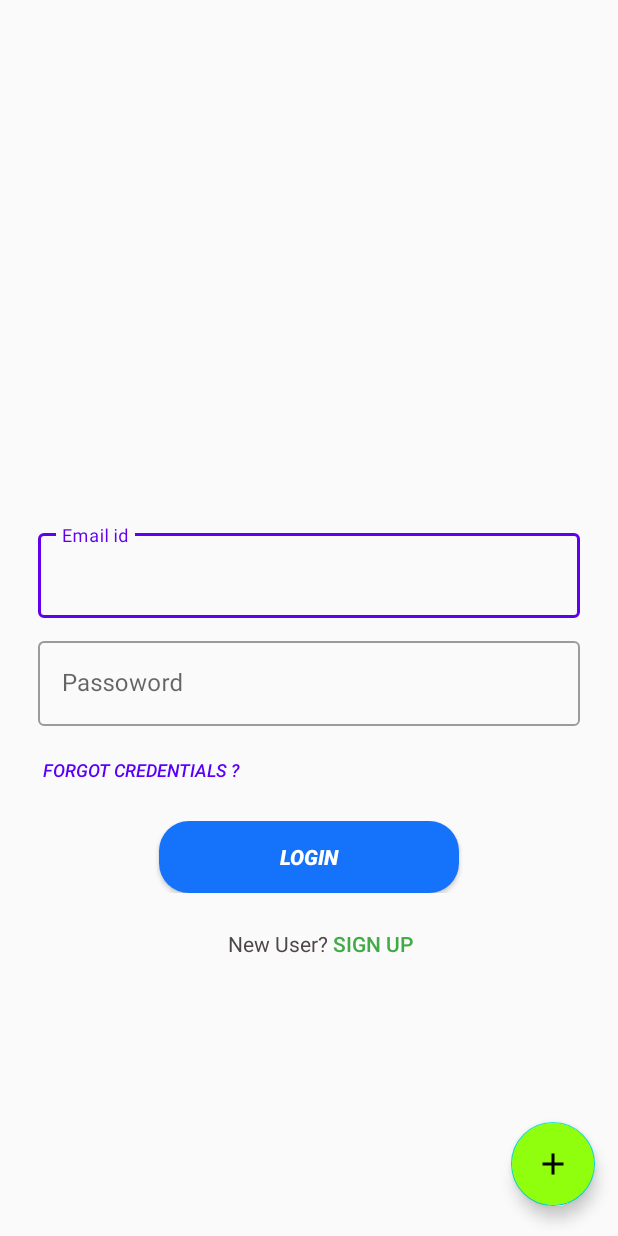
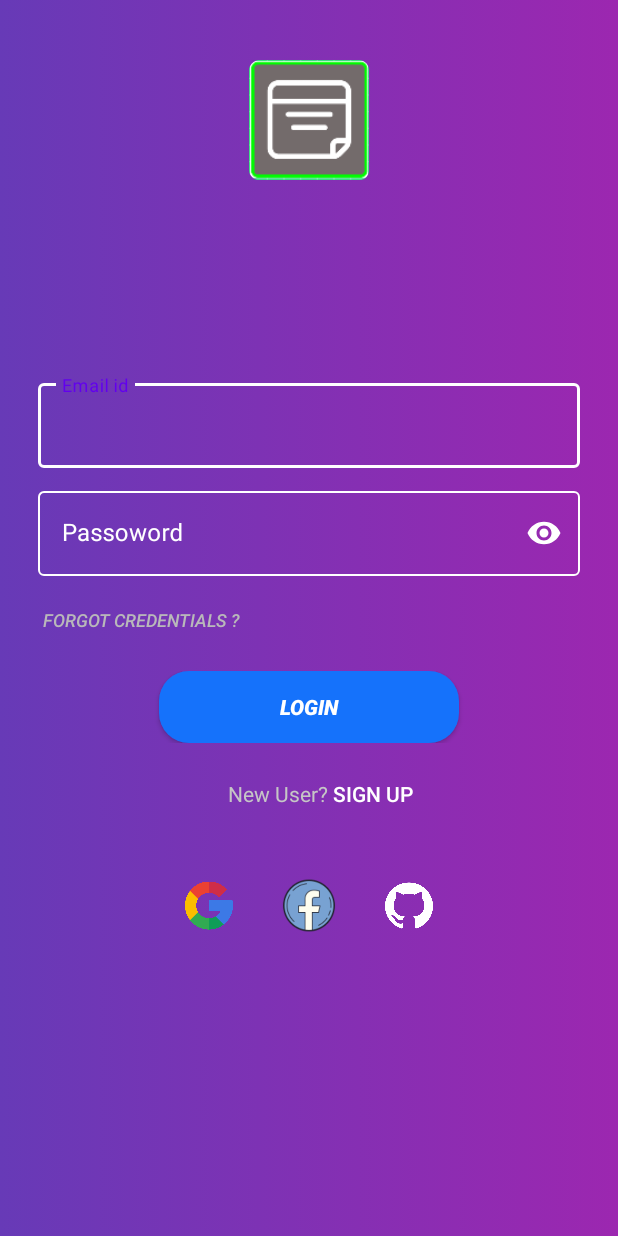
Before and after one commit to Thundersharp-in/CAdmin, an Android app: the screen it shows after launch (Login_reg), on a phone screen of 412 x 824 dp. Run offline under Robolectric (Android 15) with nearby library versions, the phone set to English and light mode, and no system bars; our stand-ins replace Firebase (no records; nobody signed in at launch, a user with empty details on screens opened directly).

Commit message:
login transitions

```diff
--- a/app/src/main/java/com/thundersharp/cadmin/ui/fragment/loginFragment.java
+++ b/app/src/main/java/com/thundersharp/cadmin/ui/fragment/loginFragment.java
@@ -1,11 +1,16 @@
 package com.thundersharp.cadmin.ui.fragment;
 
 import android.content.Context;
+import android.graphics.drawable.AnimationDrawable;
 import android.os.Bundle;
 import android.util.Log;
 import android.view.LayoutInflater;
 import android.view.View;
 import android.view.ViewGroup;
+import android.view.animation.Animation;
+import android.view.animation.AnimationUtils;
+import android.widget.FrameLayout;
+import android.widget.RelativeLayout;
 import android.widget.Toast;
 
 import androidx.annotation.NonNull;
@@ -17,6 +22,7 @@ import com.google.android.gms.tasks.OnCompleteListener;
 import com.google.android.gms.tasks.OnFailureListener;
 import com.google.android.gms.tasks.OnSuccessListener;
 import com.google.android.gms.tasks.Task;
+import com.google.android.material.floatingactionbutton.FloatingActionButton;
 import com.google.firebase.auth.AuthCredential;
 import com.google.firebase.auth.AuthResult;
 import com.google.firebase.auth.FacebookAuthProvider;
@@ -29,6 +35,7 @@ import java.util.concurrent.Executor;
 
 
 public class loginFragment extends Fragment {
+
     public String email;
     public String password;
     private static final String TAG="FacebookLogin";
@@ -38,14 +45,24 @@ public class loginFragment extends Fragment {
     OAuthProvider.Builder provider;
     OAuthProvider.Builder provider1;
     private AccessToken token;
+    RelativeLayout relativeLayout;
+    Animation show_fab_1,hide_fab_1;
+    AnimationDrawable animationDrawable;
 
     @Override
     public View onCreateView(LayoutInflater inflater, ViewGroup container,
                              Bundle savedInstanceState) {
         // Inflate the layout for this fragment
         View view = inflater.inflate(R.layout.fragment_login, container, false);
+        relativeLayout = view.findViewById(R.id.rellogin);
+        animationDrawable =(AnimationDrawable)relativeLayout.getBackground();
+        animationDrawable.setEnterFadeDuration(5000);
+        animationDrawable.setExitFadeDuration(2000);
 
         fAuth=FirebaseAuth.getInstance();
+
+        show_fab_1 = AnimationUtils.loadAnimation(getActivity(),R.anim.fab1_show);
+        hide_fab_1 = AnimationUtils.loadAnimation(getActivity(),R.anim.fab1_hide);
         GoogleSignInOptions gso = new GoogleSignInOptions.Builder(GoogleSignInOptions.DEFAULT_SIGN_IN)
                 .requestIdToken(getString(R.string.default_web_client_id))
                 .requestEmail()
@@ -126,4 +143,10 @@ public class loginFragment extends Fragment {
             }
         });
     }
+
+    @Override
+    public void onResume() {
+        super.onResume();
+        animationDrawable.start();
+    }
 }
--- /dev/null
+++ b/app/src/main/res/drawable/animation_list.xml
@@ -0,0 +1,13 @@
+<?xml version="1.0" encoding="utf-8"?>
+<animation-list xmlns:android="http://schemas.android.com/apk/res/android">
+    <item
+        android:drawable="@drawable/gradiant3"
+        android:duration="6000" />
+
+    <item
+        android:drawable="@drawable/gradiant1"
+        android:duration="6000" />
+    <item
+        android:drawable="@drawable/gradiant2"
+        android:duration="6000" />
+</animation-list>
--- /dev/null
+++ b/app/src/main/res/drawable/gradiant1.xml
@@ -0,0 +1,7 @@
+<?xml version="1.0" encoding="utf-8"?>
+<shape xmlns:android="http://schemas.android.com/apk/res/android">
+    <gradient
+        android:startColor="@color/deep_purple_500"
+        android:endColor="@color/purple_500"
+        android:angle="0"/>
+</shape>
--- /dev/null
+++ b/app/src/main/res/drawable/gradiant2.xml
@@ -0,0 +1,7 @@
+<?xml version="1.0" encoding="utf-8"?>
+<shape xmlns:android="http://schemas.android.com/apk/res/android">
+    <gradient
+        android:startColor="@color/deep_orange_500"
+        android:endColor="@color/orange_500"
+        android:angle="0"/>
+</shape>
--- /dev/null
+++ b/app/src/main/res/drawable/gradiant3.xml
@@ -0,0 +1,7 @@
+<?xml version="1.0" encoding="utf-8"?>
+<shape xmlns:android="http://schemas.android.com/apk/res/android">
+    <gradient
+        android:startColor="@color/BLack"
+        android:endColor="@color/blue_grey_900"
+        android:angle="0"/>
+</shape>
--- /dev/null
+++ b/app/src/main/res/drawable/login_gead.xml
@@ -0,0 +1,8 @@
+<?xml version="1.0" encoding="utf-8"?>
+<shape android:shape="rectangle"
+    xmlns:android="http://schemas.android.com/apk/res/android">
+
+    <gradient android:endColor="@color/blue_grey_700"
+        android:startColor="@color/blue_grey_900"/>
+
+</shape>
--- a/app/src/main/res/layout/activity_startup.xml
+++ b/app/src/main/res/layout/activity_startup.xml
@@ -1,9 +1,12 @@
 <?xml version="1.0" encoding="utf-8"?>
-<androidx.constraintlayout.widget.ConstraintLayout xmlns:android="http://schemas.android.com/apk/res/android"
+<RelativeLayout
+    xmlns:android="http://schemas.android.com/apk/res/android"
     xmlns:app="http://schemas.android.com/apk/res-auto"
     xmlns:tools="http://schemas.android.com/tools"
     android:layout_width="match_parent"
     android:layout_height="match_parent"
     tools:context=".ui.startup.Startup">
 
-</androidx.constraintlayout.widget.ConstraintLayout>
+
+
+</RelativeLayout>
--- a/app/src/main/res/layout/fragment_login.xml
+++ b/app/src/main/res/layout/fragment_login.xml
@@ -1,163 +1,175 @@
 <?xml version="1.0" encoding="utf-8"?>
 <RelativeLayout xmlns:android="http://schemas.android.com/apk/res/android"
+    xmlns:app="http://schemas.android.com/apk/res-auto"
     xmlns:tools="http://schemas.android.com/tools"
     android:layout_width="match_parent"
     android:layout_height="match_parent"
-    xmlns:app="http://schemas.android.com/apk/res-auto"
+    android:background="@drawable/animation_list"
+    android:id="@+id/rellogin"
     tools:context=".ui.fragment.loginFragment">
 
     <!-- TODO: Update blank fragment layout -->
+
+    <ImageView
+        android:layout_width="80dp"
+        android:layout_height="80dp"
+        android:src="@mipmap/ic_launcher"
+        android:layout_centerHorizontal="true"
+        android:layout_marginTop="40dp"/>
 
     <LinearLayout
         android:id="@+id/edittexts"
         android:layout_width="match_parent"
         android:layout_height="wrap_content"
-        android:layout_marginTop="350dp"
         android:layout_marginStart="25dp"
+        android:layout_marginTop="250dp"
         android:layout_marginEnd="25dp"
         android:orientation="vertical">
 
         <com.google.android.material.textfield.TextInputLayout
+            android:id="@+id/email"
+            style="@style/Widget.MaterialComponents.TextInputLayout.OutlinedBox"
             android:layout_width="match_parent"
             android:layout_height="wrap_content"
-            style="@style/Widget.MaterialComponents.TextInputLayout.OutlinedBox"
-            >
+            app:boxStrokeColor="#fff"
+            android:textColorHint="#fff">
 
             <com.google.android.material.textfield.TextInputEditText
-                android:id="@+id/email"
                 android:layout_width="match_parent"
                 android:layout_height="wrap_content"
-                android:textColor="#2C2C2C"
+                android:hint="Email id"
+                android:inputType="textEmailAddress"
+                android:paddingLeft="19dp"
                 android:paddingEnd="10dp"
-                android:paddingLeft="19dp"
-                android:inputType="textEmailAddress"
-                android:hint="Email id"
-                />
+                android:textColor="#FFFFFF"
+                android:textColorHint="#ffff" />
 
 
         </com.google.android.material.textfield.TextInputLayout>
+
         <com.google.android.material.textfield.TextInputLayout
+            android:id="@+id/password"
+            style="@style/Widget.MaterialComponents.TextInputLayout.OutlinedBox"
+            android:layout_width="match_parent"
+            app:boxStrokeColor="#fff"
+            android:layout_height="wrap_content"
+            app:passwordToggleEnabled="true"
+            app:passwordToggleTint="#fff"
+            android:layout_marginTop="@dimen/padding_10"
+            android:textColorHint="#fff">
+
+            <com.google.android.material.textfield.TextInputEditText
                 android:layout_width="match_parent"
                 android:layout_height="wrap_content"
-            android:layout_marginTop="@dimen/padding_10"
-            style="@style/Widget.MaterialComponents.TextInputLayout.OutlinedBox"
-            >
-
-            <com.google.android.material.textfield.TextInputEditText
-                android:id="@+id/password"
-                android:layout_width="match_parent"
-                android:layout_height="wrap_content"
+                android:hint="Passoword"
+                android:inputType="textPassword"
                 android:paddingLeft="19dp"
-                android:textColor="#2C2C2C"
-                android:inputType="textPassword"
                 android:paddingEnd="10dp"
-                android:hint="Passoword"
-                />
+                android:textColor="#F8F8F8"
+                android:textColorHint="#ffff" />
 
 
         </com.google.android.material.textfield.TextInputLayout>
-            <!--
-        <EditText
-            android:layout_width="300dp"
-            android:layout_weight="2"
-            android:paddingLeft="19dp"
-            android:hint="Enter email add"
-            android:textColor="#2C2C2C"
-            android:paddingEnd="10dp"
-            android:layout_height="60dp"
-            android:background="@drawable/textviewpk"/>
-
-        <EditText
-            android:layout_width="300dp"
-            android:layout_weight="2"
-            android:paddingLeft="19dp"
-            android:paddingEnd="10dp"
-            android:hint="Enter password"
-            android:textColor="#2C2C2C"
-            android:layout_height="60dp"
-            android:layout_marginTop="10dp"
-            android:background="@drawable/textviewpk"/>
-            -->
 
     </LinearLayout>
 
     <Button
         android:id="@+id/forgot"
-        android:layout_marginStart="28dp"
         android:layout_width="wrap_content"
         android:layout_height="wrap_content"
         android:layout_below="@+id/edittexts"
         android:layout_alignParentStart="true"
+        android:layout_marginStart="28dp"
+        android:layout_marginTop="5dp"
         android:background="@null"
         android:text="Forgot Credentials ?"
+        android:textColor="#B9B8BA"
         android:textSize="12sp"
-        android:textColor="#5A00FA"
-        android:textStyle="italic"
-        android:layout_marginTop="5dp"/>
+        android:textStyle="italic" />
 
 
     <LinearLayout
         android:id="@+id/buttons"
         android:layout_width="match_parent"
         android:layout_height="wrap_content"
-    android:orientation="horizontal"
-    android:gravity="center"
         android:layout_below="@+id/forgot"
         android:layout_centerHorizontal="true"
-    android:layout_marginTop="10dp">
+        android:layout_marginTop="10dp"
+        android:gravity="center"
+        android:orientation="horizontal">
 
         <Button
             android:layout_width="200dp"
+            android:layout_height="wrap_content"
+            android:layout_marginStart="20dp"
             android:layout_marginEnd="20dp"
+            android:background="@drawable/loginbuttonpk"
             android:text="Login"
             android:textColor="#FFFFFF"
             android:textStyle="bold|italic"
-        android:layout_marginStart="20dp"
-        android:background="@drawable/loginbuttonpk"
-        android:layout_height="wrap_content"
 
             />
 
 
+    </LinearLayout>
 
-</LinearLayout>
     <LinearLayout
+        android:id="@+id/signuplay"
         android:layout_width="match_parent"
         android:layout_height="wrap_content"
+        android:layout_below="@+id/buttons"
+        android:layout_marginStart="50dp"
         android:layout_marginTop="10dp"
-        android:gravity="center"
-        android:layout_marginStart="50dp"
-        android:layout_below="@+id/buttons">
+        android:gravity="center">
 
         <TextView
             android:layout_width="wrap_content"
             android:layout_height="wrap_content"
             android:background="@null"
-            android:textColor="#4E4747"
-            android:text="New User? "/>
+            android:text="New User? "
+            android:textColor="#C6C6C6" />
 
         <Button
             android:layout_width="wrap_content"
             android:layout_height="wrap_content"
+            android:background="@null"
             android:text="Sign Up"
             android:textAlignment="viewStart"
-            android:textColor="#42AA46"
-            android:background="@null"/>
+            android:textColor="#FFFFFF" />
 
     </LinearLayout>
 
-    <com.google.android.material.floatingactionbutton.FloatingActionButton
-        android:layout_width="wrap_content"
+    <LinearLayout
+        android:layout_width="200dp"
         android:layout_height="wrap_content"
-        android:layout_alignParentBottom="true"
-        android:layout_alignParentRight="true"
-        android:layout_marginBottom="20dp"
-        android:layout_marginEnd="15dp"
-        android:backgroundTint="#8FFF0E"
-        android:src="@drawable/floatbot"
-        android:layout_marginRight="15dp"
-        />
+        android:orientation="horizontal"
+        android:layout_below="@id/signuplay"
+        android:layout_marginTop="15dp"
+        android:layout_centerHorizontal="true"
+        android:weightSum="3">
+        <ImageView
+            android:layout_width="0dp"
+            android:layout_height="70dp"
+            android:src="@drawable/google"
+            android:padding="17dp"
+            android:layout_weight="1"/>
 
+        <ImageView
+            android:layout_width="0dp"
+            android:layout_height="70dp"
+            android:src="@drawable/facebook"
+            android:padding="9dp"
+            android:layout_weight="1"/>
+
+        <ImageView
+            android:layout_width="0dp"
+            android:layout_height="70dp"
+            android:src="@drawable/github"
+            android:padding="17dp"
+            android:tint="#fff"
+            android:layout_weight="1"/>
+
+    </LinearLayout>
 
 
 </RelativeLayout>
--- a/app/src/main/res/values/colors.xml
+++ b/app/src/main/res/values/colors.xml
@@ -1,5 +1,5 @@
 <?xml version="1.0" encoding="utf-8"?>
-<resources>
+<resources xmlns:tools="http://schemas.android.com/tools">
     <color name="colorPrimary">#6200EE</color>
     <color name="colorPrimaryDark">#3700B3</color>
     <color name="colorAccent">#03DAC5</color>
@@ -305,4 +305,6 @@
     <color name="white">#FFFFFF</color>
 
 
+    <color name="mtrl_textinput_default_box_stroke_color" tools:override="true">#fff</color>
+
 </resources>
--- a/app/src/main/res/values/styles.xml
+++ b/app/src/main/res/values/styles.xml
@@ -26,4 +26,10 @@
 
     <style name="AppTheme.PopupOverlay" parent="ThemeOverlay.AppCompat.Light" />
     <style name="outline" parent="Widget.MaterialComponents.TextInputLayout.OutlinedBox"/>
+
+    <style name="LoginTextInputLayoutStyle" parent="Widget.MaterialComponents.TextInputLayout.OutlinedBox.Dense">
+        <item name="boxStrokeColor">#fff</item>
+        <item name="boxStrokeWidth">2dp</item>
+    </style>
+
 </resources>
```
Also changed, not shown: app/src/main/res/anim/fab1_hide.xml (added, +21 -0 lines), app/src/main/res/anim/fab1_show.xml (added, +30 -0 lines), app/src/main/res/drawable/facebook.png (added), app/src/main/res/drawable/github.png (added), app/src/main/res/drawable/google.png (added), app/src/main/res/drawable/login.png (added). Lines whose indentation alone changed are shown as unchanged.
